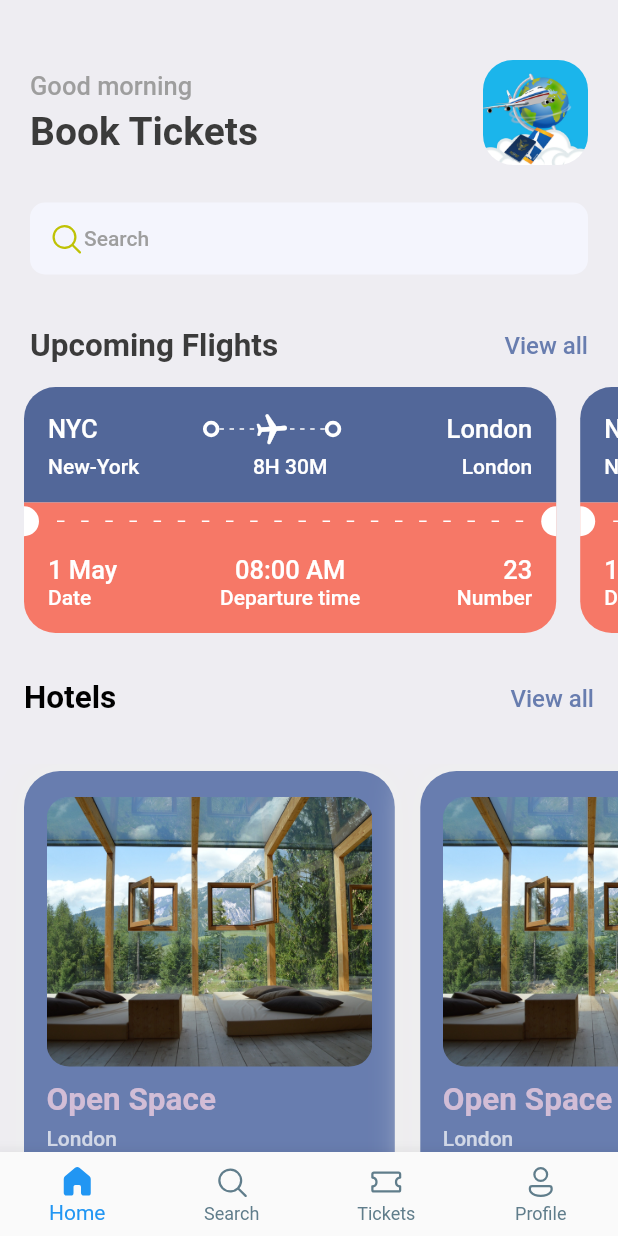
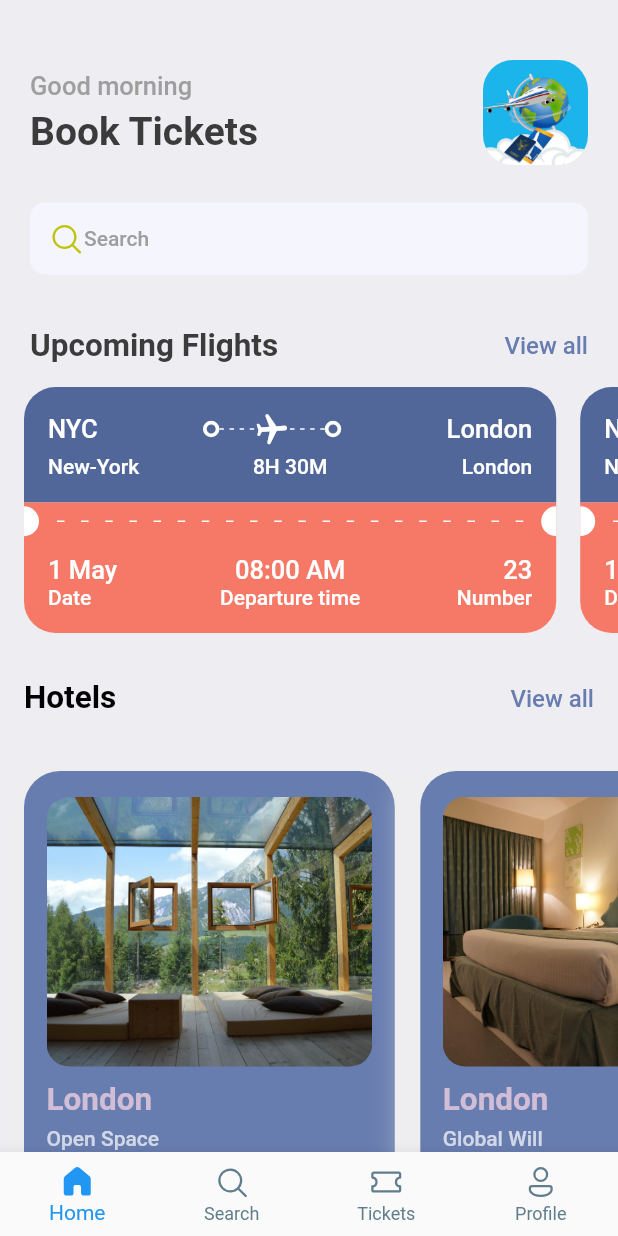
Before and after one commit to LizWahome/Ticket_booking_demo, a Flutter app: the screen it shows after launch, on a phone screen of 412 x 824 dp. Run offline on Flutter 3.47's test engine with Material 2 defaults, Android fonts, the phone set to English and light mode, and no system bars; our stand-ins replace fluentui_icons, gap.

Commit message:
hotel_view_dynamic

```diff
--- a/lib/screens/home_screen.dart
+++ b/lib/screens/home_screen.dart
@@ -3,6 +3,7 @@ import 'package:flutter/material.dart';
 import 'package:gap/gap.dart';
 import 'package:ticket_booking_demo/screens/hotel_view.dart';
 import 'package:ticket_booking_demo/screens/ticket_view.dart';
+import 'package:ticket_booking_demo/utils/app_info_list.dart';
 import 'package:ticket_booking_demo/utils/styles.dart';
 
 class HomeScreen extends StatelessWidget {
@@ -27,7 +28,10 @@ class HomeScreen extends StatelessWidget {
                       children: [
                         Text("Good morning", style: Styles.headlineStyle3),
                         const Gap(5),
-                        Text("Book Tickets", style: Styles.headlineStyle,)
+                        Text(
+                          "Book Tickets",
+                          style: Styles.headlineStyle,
+                        )
                         //Text("Book Tickets", style: TextStyle(fontSize: 20, fontWeight: FontWeight.bold),)
                       ],
                     ),
@@ -39,23 +43,30 @@ class HomeScreen extends StatelessWidget {
                           borderRadius: BorderRadius.circular(20),
                           image: const DecorationImage(
                               fit: BoxFit.cover,
-                          image: AssetImage("assets/flight-g43c7bbac2_1920.jpg"))
-                      ),
+                              image: AssetImage(
+                                  "assets/flight-g43c7bbac2_1920.jpg"))),
                       //width: MediaQuery.of(context).size.width * 0.7,
                     )
                   ],
                 ),
                 const Gap(25),
                 Container(
-                  padding: const EdgeInsets.symmetric(horizontal: 12, vertical: 12),
+                  padding:
+                      const EdgeInsets.symmetric(horizontal: 12, vertical: 12),
                   decoration: BoxDecoration(
                     borderRadius: BorderRadius.circular(10),
                     color: const Color(0xFFF4F5FD),
                   ),
                   child: Row(
                     children: [
-                      const Icon(FluentSystemIcons.ic_fluent_search_regular, color: Color(0xFFBFC205),),
-                      Text("Search", style: Styles.headlineStyle4,)
+                      const Icon(
+                        FluentSystemIcons.ic_fluent_search_regular,
+                        color: Color(0xFFBFC205),
+                      ),
+                      Text(
+                        "Search",
+                        style: Styles.headlineStyle4,
+                      )
                     ],
                   ),
                 ),
@@ -63,10 +74,15 @@ class HomeScreen extends StatelessWidget {
                 Row(
                   mainAxisAlignment: MainAxisAlignment.spaceBetween,
                   children: [
-                    Text("Upcoming Flights", style: Styles.headlineStyle2,),
+                    Text(
+                      "Upcoming Flights",
+                      style: Styles.headlineStyle2,
+                    ),
                     InkWell(
-                      onTap: (){},
-                      child: Text("View all", style: Styles.textStyle.copyWith(color: Styles.primaryColor )))
+                        onTap: () {},
+                        child: Text("View all",
+                            style: Styles.textStyle
+                                .copyWith(color: Styles.primaryColor)))
                   ],
                 )
               ],
@@ -88,13 +104,19 @@ class HomeScreen extends StatelessWidget {
           Padding(
             padding: const EdgeInsets.all(16.0),
             child: Row(
-
               mainAxisAlignment: MainAxisAlignment.spaceBetween,
               children: [
-                Text("Hotels", style: Styles.headlineStyle2.copyWith(color: Colors.black),),
+                Text(
+                  "Hotels",
+                  style: Styles.headlineStyle2.copyWith(color: Colors.black),
+                ),
                 InkWell(
-                  onTap: (){},
-                  child: Text("View all", style: Styles.textStyle.copyWith(color: Styles.primaryColor),))
+                    onTap: () {},
+                    child: Text(
+                      "View all",
+                      style:
+                          Styles.textStyle.copyWith(color: Styles.primaryColor),
+                    ))
               ],
             ),
           ),
@@ -104,11 +126,7 @@ class HomeScreen extends StatelessWidget {
             padding: const EdgeInsets.only(left: 16),
             child: Row(
               mainAxisSize: MainAxisSize.min,
-              children: const [
-                 HotelView(),
-                  HotelView(),
-                   HotelView(),
-              ],
+              children: hotelList.map((e) => HotelView(hotel: e)).toList()
             ),
           ),
         ],
--- a/lib/screens/hotel_view.dart
+++ b/lib/screens/hotel_view.dart
@@ -4,7 +4,8 @@ import 'package:ticket_booking_demo/utils/app_layout.dart';
 import 'package:ticket_booking_demo/utils/styles.dart';
 
 class HotelView extends StatelessWidget {
-  const HotelView({super.key});
+   final Map<String, dynamic> hotel;
+  const HotelView({super.key, required this.hotel});
 
   @override
   Widget build(BuildContext context) {
@@ -33,17 +34,17 @@ class HotelView extends StatelessWidget {
             decoration: BoxDecoration(
               color: Styles.primaryColor,
               borderRadius: BorderRadius.circular(15),
-              image: const DecorationImage(image: AssetImage("assets/hotel1.jpg"),
+              image: DecorationImage(image: AssetImage(hotel['image']),
               fit: BoxFit.cover
               )
             ),
           ),
           const Gap(10),
-          Text("Open Space", style: Styles.headlineStyle2.copyWith(color: Styles.kakiColor)),
+          Text(hotel['destination'], style: Styles.headlineStyle2.copyWith(color: Styles.kakiColor)),
           const Gap(5),
-          Text("London",style: Styles.headlineStyle4.copyWith(color: Colors.white70),),
+          Text(hotel['place'],style: Styles.headlineStyle4.copyWith(color: Colors.white70),),
           const Gap(5),
-          Text("\$25/night", style: Styles.headlineStyle.copyWith(color: Styles.kakiColor),)
+          Text("\$${hotel['price']}/night", style: Styles.headlineStyle.copyWith(color: Styles.kakiColor),)
         ],
       ),
       );
--- /dev/null
+++ b/lib/utils/app_info_list.dart
@@ -0,0 +1,20 @@
+List<Map<String, dynamic>> hotelList = [
+  {
+    'image': "assets/hotel1.jpg",
+    'place': "Open Space",
+    'destination': "London",
+    'price': 25
+  },
+  {
+    'image': "assets/hotel2.jpg",
+    'place': "Global Will",
+    'destination': "London",
+    'price': 40
+  },
+  {
+    'image': "assets/hotel3.jpg",
+    'place': "Tallest Building",
+    'destination': "Dubai",
+    'price': 68
+  }
+];
```
Lines whose indentation alone changed are shown as unchanged.
